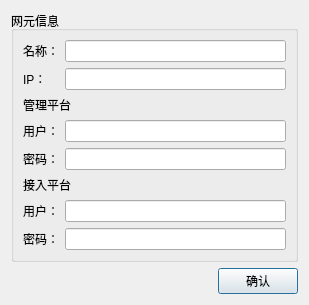
xiaomdong/zoom_update, file zoom_update/pyside/ui/NE_Dialog.ui: the form before one commit.
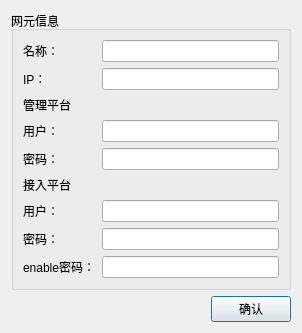
The form after the commit.

Patch:
```diff
--- a/zoom_update/pyside/ui/NE_Dialog.ui
+++ b/zoom_update/pyside/ui/NE_Dialog.ui
@@ -6,8 +6,8 @@
    <rect>
     <x>0</x>
     <y>0</y>
-    <width>309</width>
-    <height>265</height>
+    <width>302</width>
+    <height>291</height>
    </rect>
   </property>
   <property name="windowTitle">
@@ -53,7 +53,7 @@
       <item row="1" column="1">
        <widget class="QLineEdit" name="lineEditIP"/>
       </item>
-      <item row="2" column="0" colspan="2">
+      <item row="2" column="0">
        <widget class="QLabel" name="label">
         <property name="text">
          <string>管理平台</string>
@@ -90,7 +90,7 @@
         </property>
        </widget>
       </item>
-      <item row="5" column="0" colspan="2">
+      <item row="5" column="0">
        <widget class="QLabel" name="label_2">
         <property name="text">
          <string>接入平台</string>
@@ -127,6 +127,20 @@
         </property>
        </widget>
       </item>
+      <item row="8" column="0">
+       <widget class="QLabel" name="labelEnablePassword">
+        <property name="text">
+         <string>enable密码：</string>
+        </property>
+       </widget>
+      </item>
+      <item row="8" column="1">
+       <widget class="QLineEdit" name="lineEditEnablePassword">
+        <property name="echoMode">
+         <enum>QLineEdit::Password</enum>
+        </property>
+       </widget>
+      </item>
      </layout>
     </widget>
    </item>
```
Left out of the diff: 26 changed lines with no effect on the pictures.
